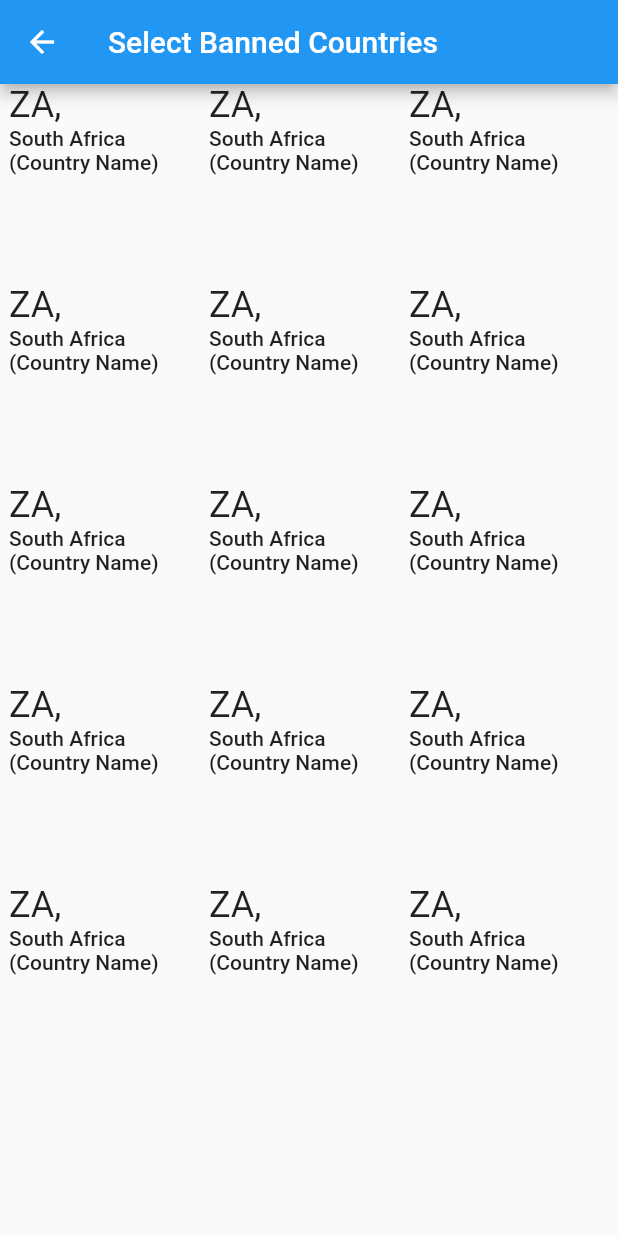
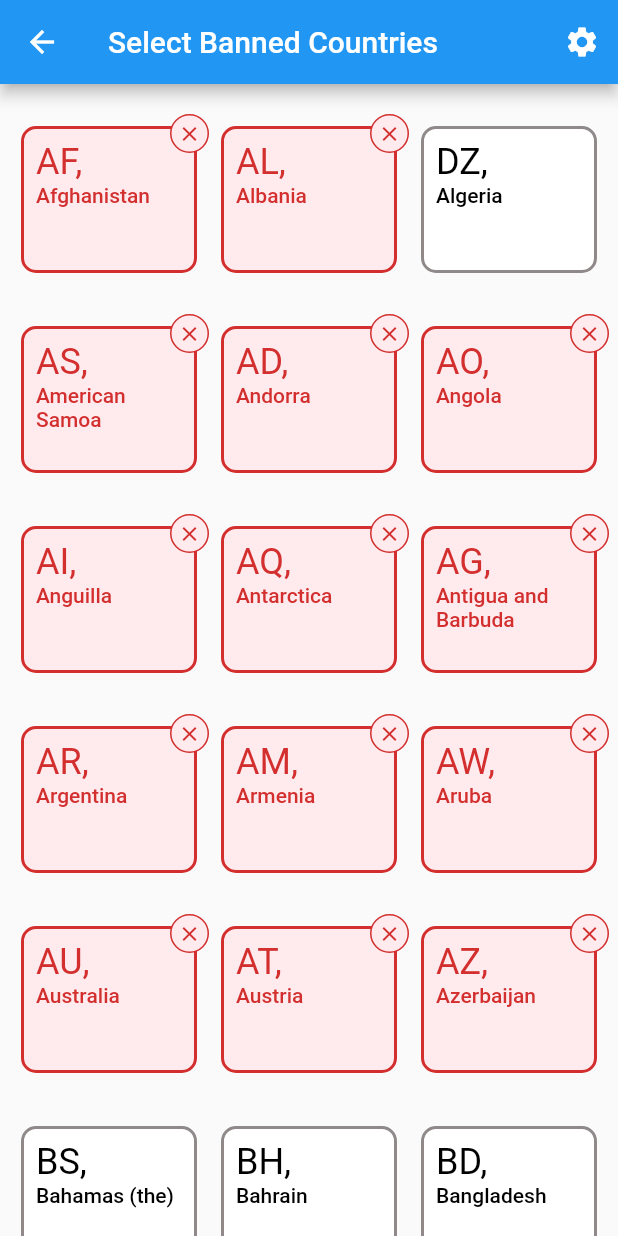
Before and after one commit to makhosi6/card_security_system, a Flutter app: the ConfigCountriesPage screen opened by its route, on a phone screen of 412 x 824 dp. Run offline on Flutter 3.47's test engine with Material 2 defaults, Android fonts, the phone set to English and light mode, and no system bars; our stand-ins replace flutter_slidable, flutter_speed_dial; missing offline and left inert: credit_card_scanner, credit_card_type_detector.

Commit message:
Wed May  3 23:10:58 SAST 2023 - markup for all the pages is done☑️

```diff
--- a/lib/main.dart
+++ b/lib/main.dart
@@ -83,6 +83,7 @@ class _AppState extends State<App> {
     return MaterialApp(
       debugShowCheckedModeBanner: false,
       theme: theme,
+      title: "Card Security System",
       home: const CardListPage(),
       routes: {
         ConfigCountriesPage.routeName: (context) => const ConfigCountriesPage(),
--- a/lib/pages/country_config_page.dart
+++ b/lib/pages/country_config_page.dart
@@ -1,5 +1,9 @@
+// import 'package:card_security_system/data/countries.dart';
+import 'package:card_security_system/data/countries.dart';
+import 'package:card_security_system/models/country.dart';
+import 'package:card_security_system/widgets/selectable_container.dart';
+import 'package:card_security_system/widgets/settings_btn.dart';
 import 'package:flutter/material.dart';
-import 'package:selectable_container/selectable_container.dart';
 
 class ConfigCountriesPage extends StatefulWidget {
   static const String routeName = 'config-banned-countries';
@@ -15,69 +19,97 @@ class _ConfigCountriesPageState extends State<ConfigCountriesPage> {
     return Scaffold(
       appBar: AppBar(
         title: const Text("Select Banned Countries"),
+        actions: const [SettingsButton()],
       ),
       body: Center(
         child: Container(
-            constraints: const BoxConstraints(maxWidth: 400.0),
-            child: GridView.count(
-              crossAxisCount: 3,
-              children: List.generate(15, (index) {
+          constraints: const BoxConstraints(maxWidth: 400.0),
+          padding: const EdgeInsets.only(top: 20.0),
+          child: GridView.count(
+            key: const Key("countries_grid"),
+            crossAxisCount: 3,
+            children: countries.keys.map(
+              (key) {
                 return _SelectableCountry(
-                  key: Key("$index"),
+                  key: Key("country_$key"),
+                  country: Country(code: key, name: "${countries[key]}"),
+                  isCountryBanned: key.startsWith('A'),
                 );
-              }),
-            )),
+              },
+            ).toList(),
+          ),
+        ),
       ),
     );
   }
 }
 
 class _SelectableCountry extends StatefulWidget {
-  const _SelectableCountry({Key? key}) : super(key: key);
+  final Country country;
+
+  final bool isCountryBanned;
+
+  const _SelectableCountry(
+      {Key? key, required this.country, required this.isCountryBanned})
+      : super(key: key);
 
   @override
   State<_SelectableCountry> createState() => __SelectableCountryState();
 }
 
 class __SelectableCountryState extends State<_SelectableCountry> {
-  bool isSelected = false;
+  ///
+  var isSelected = false;
+
+  ///
+  @override
+  void initState() {
+    super.initState();
+
+    /// set to current state
+    isSelected = widget.isCountryBanned;
+  }
 
   @override
   Widget build(BuildContext context) {
+    ///
     var textStyles = Theme.of(context).textTheme;
     var isDark = Theme.of(context).brightness == Brightness.dark;
+    var color = !isDark ? Colors.black : null;
+
+    ///
     return SelectableContainer(
+      key: UniqueKey(),
       onValueChanged: (newValue) {
+        print("SET SELECTED COUNTRY:  $newValue AS ${widget.country.code}");
         setState(() {
           isSelected = newValue;
         });
       },
-      // unselectedBorderColor: isDark
-      //     ? const Color.fromARGB(255, 143, 137, 137)
-      //     : const Color.fromARGB(255, 165, 212, 250),
+      unselectedBorderColor: const Color.fromARGB(255, 143, 137, 137),
       selectedBorderColor: Colors.red[700],
       iconColor: const Color.fromRGBO(211, 47, 47, 1),
       selectedBackgroundColor: Colors.red[50],
       selectedBackgroundColorIcon: Colors.red[50],
-      selectedBorderColorIcon: Colors.red[700],
+      selectedBorderColorIcon: const Color.fromRGBO(211, 47, 47, 1),
       selected: isSelected,
-      padding: 8.0,
       child: Column(
         mainAxisSize: MainAxisSize.min,
         crossAxisAlignment: CrossAxisAlignment.start,
-        mainAxisAlignment: MainAxisAlignment.start,
-        children: <Widget>[
+        mainAxisAlignment: MainAxisAlignment.spaceBetween,
+        children: [
           Text(
-            "ZA,",
+            "${widget.country.code},",
             style: textStyles.headlineSmall
-                ?.copyWith(color: isSelected ? Colors.red[700] : null),
+                ?.copyWith(color: isSelected ? Colors.red[700] : color),
           ),
           SizedBox(
-            height: 60.0,
+            height: 50.0,
+            width: 100.0,
             child: Text(
-              "South Africa (Country Name)",
+              widget.country.name,
               style: textStyles.bodyLarge
-                  ?.copyWith(color: isSelected ? Colors.red[700] : null),
+                  ?.copyWith(color: isSelected ? Colors.red[700] : color),
               maxLines: 2,
               overflow: TextOverflow.ellipsis,
             ),
--- /dev/null
+++ b/lib/widgets/selectable_container.dart
@@ -0,0 +1,203 @@
+import 'package:flutter/material.dart';
+
+/// Box that can be tapped.
+/// When selected a check Icon appears
+class SelectableContainer extends StatelessWidget {
+  /// Background color for the space between the child and the
+  /// Defaul value: scaffoldBackgroundColor
+  final Color? marginColor;
+
+  /// Background color when container is selected.
+  /// Default value : dialogBackgroundColor
+  final Color? selectedBackgroundColor;
+
+  /// Background color when container is not selected.
+  /// Default value : dialogBackgroundColor
+  final Color? unselectedBackgroundColor;
+
+  /// Background color of the icon when container is selected.
+  /// Default value : theme.primaryColor
+  final Color? selectedBackgroundColorIcon;
+
+  /// Background color of the icon when container is not selected.
+  /// Default value : theme.primaryColorDark
+  final Color? unselectedBackgroundColorIcon;
+
+  /// Border color when container is selected.
+  /// Default value : primaryColor
+  final Color? selectedBorderColor;
+
+  /// Border color when container is not selected.
+  /// Default value :primaryColorDark
+  final Color? unselectedBorderColor;
+
+  /// Border color of the icon when container is selected.
+  /// Default value : Colors.white
+  final Color? selectedBorderColorIcon;
+
+  /// Border color of the icon when container is not selected.
+  /// Default value : Colors.white
+  final Color? unselectedBorderColorIcon;
+
+  /// Icon's color
+  /// Default value : white
+  final Color iconColor;
+
+  /// The child to render inside the container
+  final Widget? child;
+
+  /// Callback of type ValueChanged
+  final ValueChanged<bool> onValueChanged;
+
+  /// Icon to be shown when unselected.
+  /// Default value : geen
+  final IconData? unselectedIcon;
+
+  ///Default not selected
+  final bool selected;
+
+  // Top position of the icon.
+  final double? topIconPosition;
+
+  // Bottom position of the icon.
+  final double? bottomIconPosition;
+
+  // Left position of the icon.
+  final double? leftIconPosition;
+
+  // Right position of the icon.
+  final double? rightIconPosition;
+
+  const SelectableContainer(
+      {super.key,
+      required this.selected,
+      this.marginColor,
+      this.unselectedBackgroundColor,
+      this.selectedBackgroundColor,
+      this.unselectedBackgroundColorIcon,
+      this.selectedBackgroundColorIcon,
+      this.selectedBorderColor,
+      this.unselectedBorderColor,
+      this.selectedBorderColorIcon,
+      this.unselectedBorderColorIcon,
+      required this.onValueChanged,
+      this.iconColor = Colors.white,
+      this.unselectedIcon,
+      this.topIconPosition,
+      this.bottomIconPosition,
+      this.leftIconPosition,
+      this.rightIconPosition,
+      required this.child});
+
+  @override
+  Widget build(BuildContext context) {
+    ///
+    var iconAlignment = Alignment.topRight;
+    var opacityAnimationDuration = 600;
+    var padding = 8.0;
+    var elevation = 0.0;
+    var borderRadius = 10.0;
+    var topMargin = 0.0;
+    var bottomMargin = 0.0;
+    var leftMargin = 0.0;
+    var rightMargin = 0.0;
+    var iconSize = 16;
+
+    ///
+
+    ///
+    var borderSize = 2;
+
+    var theme = Theme.of(context);
+    return GestureDetector(
+      onTap: () {
+        onValueChanged(!selected);
+      },
+      child: AnimatedOpacity(
+        opacity: 1.0,
+        duration: Duration(milliseconds: opacityAnimationDuration),
+        child: Material(
+          elevation: elevation,
+          color: marginColor ?? theme.scaffoldBackgroundColor,
+          child: Padding(
+            padding: EdgeInsets.fromLTRB(
+                leftMargin, topMargin, rightMargin, bottomMargin),
+            child: Stack(
+              alignment: iconAlignment,
+              children: <Widget>[
+                Container(
+                  clipBehavior: Clip.antiAliasWithSaveLayer,
+                  margin: EdgeInsets.all(iconSize / 2),
+                  padding: EdgeInsets.all(padding),
+                  decoration: BoxDecoration(
+                      border: borderSize > 0
+                          ? Border.all(
+                              color: selected
+                                  ? selectedBorderColor ?? theme.primaryColor
+                                  : unselectedBorderColor ??
+                                      theme.primaryColorDark,
+                              width: borderSize.toDouble(),
+                            )
+                          : const Border.symmetric(),
+                      borderRadius: BorderRadius.circular(borderRadius),
+                      color: selected
+                          ? selectedBackgroundColor ??
+                              theme.dialogBackgroundColor
+                          : unselectedBackgroundColor ??
+                              theme.dialogBackgroundColor),
+                  child: child,
+                ),
+                Positioned(
+                  top: topIconPosition,
+                  bottom: bottomIconPosition,
+                  left: leftIconPosition,
+                  right: rightIconPosition,
+                  child: Visibility(
+                      visible: !selected && unselectedIcon != null,
+                      child: Container(
+                        padding: const EdgeInsets.all(4),
+                        decoration: BoxDecoration(
+                            border: Border.all(
+                                color:
+                                    unselectedBorderColorIcon ?? Colors.white),
+                            shape: BoxShape.circle,
+                            color: unselectedBackgroundColorIcon ??
+                                theme.primaryColorDark),
+                        child: Icon(
+                          unselectedIcon,
+                          size: iconSize.toDouble(),
+                          color: iconColor,
+                        ),
+                      )),
+                ),
+                Positioned(
+                  top: topIconPosition,
+                  bottom: bottomIconPosition,
+                  left: leftIconPosition,
+                  right: rightIconPosition,
+                  child: Visibility(
+                    visible: selected,
+                    child: Container(
+                      padding: const EdgeInsets.all(4),
+                      decoration: BoxDecoration(
+                          border: Border.all(
+                              color: selectedBorderColorIcon ?? Colors.white),
+                          shape: BoxShape.circle,
+                          color: selectedBackgroundColorIcon ??
+                              theme.primaryColor),
+                      child: Icon(
+                        Icons.close,
+                        size: iconSize.toDouble(),
+                        color: iconColor,
+                      ),
+                    ),
+                  ),
+                ),
+              ],
+            ),
+          ),
+        ),
+      ),
+    );
+  }
+}
--- a/pubspec.yaml
+++ b/pubspec.yaml
@@ -1,7 +1,7 @@
 name: card_security_system
 description: A new Flutter project.
 publish_to: 'none'
-version: 1.0.0
+version: 1.0.1+2
 
 environment:
   sdk: '>=2.19.3 <3.0.0'
@@ -16,7 +16,6 @@ dependencies:
   credit_card_type_detector:
   credit_card_validator: ^2.0.1
   http: ^0.13.4
-  selectable_container: ^1.0.7
 
 dev_dependencies:
   flutter_test:
```
Also changed, not shown: lib/pages/cards_list_page.dart (+37 -13 lines), lib/pages/create_edit_card_page.dart (+18 -2 lines), lib/provider/card_details.dart (+8 -3 lines), lib/utils/helpers.dart (+29 -25 lines), 4 other files.
